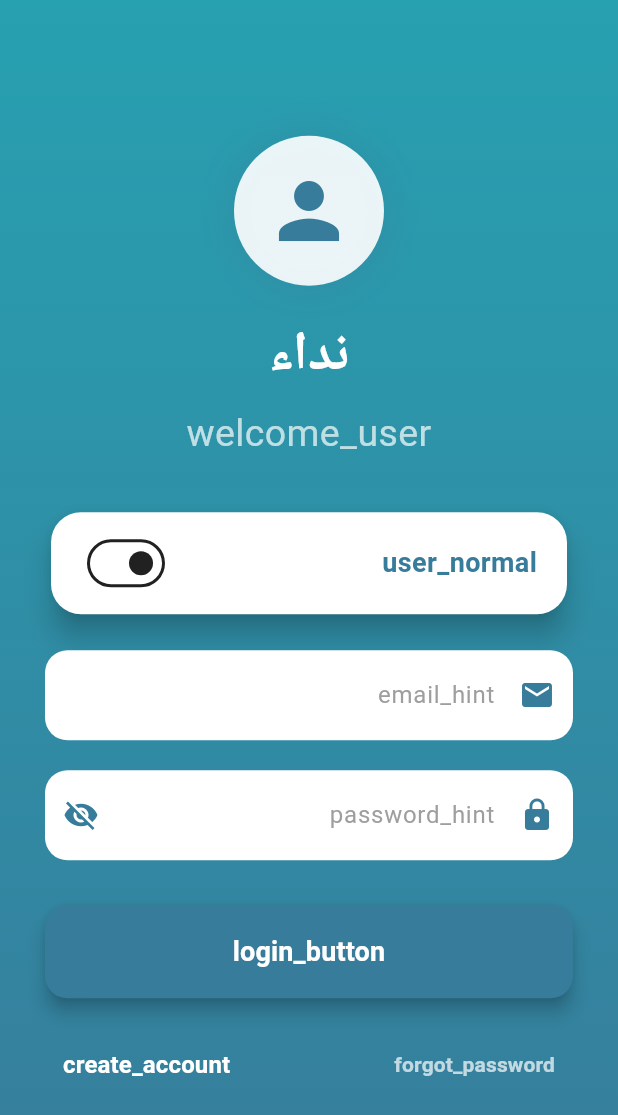
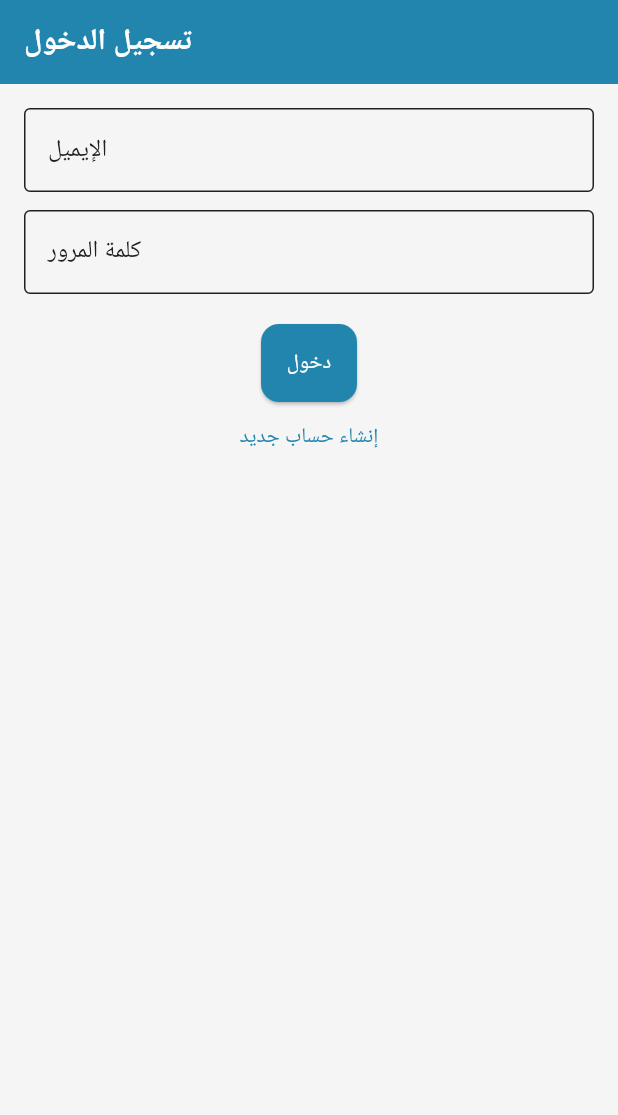
Before and after one commit to ahmed-kh-1/nedaa, a Flutter app: the screen it shows after launch, on a phone screen of 412 x 824 dp. Shown: the top 1115 px of the screen. Run offline on Flutter 3.47's test engine with Material 3 defaults, Android fonts, the phone set to English and light mode, and no system bars; our stand-ins replace easy_localization, font_awesome_flutter, geolocator, image_picker, shared_preferences, supabase_flutter; accounts and stored records are empty.

Commit message:
auth complete

```diff
--- a/lib/main.dart
+++ b/lib/main.dart
@@ -1,30 +1,34 @@
+import 'package:call/providers/auth_provider.dart';
+import 'package:call/screens/auth/sign_in_screen.dart';
+import 'package:call/screens/auth/sign_up_screen.dart';
 import 'package:flutter/material.dart';
 import 'package:provider/provider.dart';
-import 'package:easy_localization/easy_localization.dart';
 
 // Screens
-import 'package:call/screens/login_screen.dart';
 import 'package:call/screens/create_post_page.dart';
-import 'package:call/screens/splash_screen.dart';
 import 'package:call/screens/home_screen.dart';
 
 // Theme management
 import 'package:call/settings/theme_notifier.dart';
 import 'package:call/theme/app_themes.dart';
+import 'package:supabase_flutter/supabase_flutter.dart';
 
 void main() async {
   WidgetsFlutterBinding.ensureInitialized();
-  await EasyLocalization.ensureInitialized();
+
+  await Supabase.initialize(
+    url: 'https://iwqhhnnbdlzzjsboyufq.supabase.co',
+    anonKey:
+        'eyJhbGciOiJIUzI1NiIsInR5cCI6IkpXVCJ9.eyJpc3MiOiJzdXBhYmFzZSIsInJlZiI6Iml3cWhobm5iZGx6empzYm95dWZxIiwicm9sZSI6ImFub24iLCJpYXQiOjE3NTI1MjE0MTgsImV4cCI6MjA2ODA5NzQxOH0.ZSjjCaKKGB0XLFPDo6XGD9Yp-TSV4bY5dyOuzJCGQvA',
+  );
 
   runApp(
-    EasyLocalization(
-      supportedLocales: const [Locale('ar')],
-      path: 'assets/lang',
-      fallbackLocale: const Locale('ar'),
-      child: ChangeNotifierProvider(
-        create: (_) => ThemeNotifier(),
-        child: const MyApp(),
-      ),
+    MultiProvider(
+      providers: [
+        ChangeNotifierProvider(create: (_) => ThemeNotifier()),
+        ChangeNotifierProvider(create: (_) => AuthProvider()),
+      ],
+      child: const MyApp(),
     ),
   );
 }
@@ -44,14 +48,13 @@ class MyApp extends StatelessWidget {
       themeMode: themeNotifier.isDark ? ThemeMode.dark : ThemeMode.light,
       initialRoute: '/',
       routes: {
-        '/': (context) => const SplashScreen(),
-        '/login': (context) => const LoginScreen(),
+        '/': (context) => const SignInScreen(),
+        '/signin': (context) => const SignInScreen(),
+        '/signup': (context) => const SignupScreen(),
         '/home': (context) => const HomeScreen(),
         '/create-post': (context) => const CreatePostScreen(),
       },
-      locale: context.locale,
-      supportedLocales: context.supportedLocales,
-      localizationsDelegates: context.localizationDelegates,
+
     );
   }
 }
--- a/lib/screens/profile_screen.dart
+++ b/lib/screens/auth/profile_screen.dart
@@ -1,7 +1,7 @@
 import 'package:flutter/material.dart';
-import 'reports_screen.dart';
-import 'saved_screen.dart';
-import 'user_settings_screen.dart';
+import '../reports_screen.dart';
+import '../saved_screen.dart';
+import '../user_settings_screen.dart';
 
 class ProfileScreen extends StatelessWidget {
   const ProfileScreen({super.key});
--- /dev/null
+++ b/lib/screens/auth/sign_in_screen.dart
@@ -0,0 +1,75 @@
+import 'package:call/providers/auth_provider.dart';
+import 'package:call/widgets/auth/auth_text_field.dart';
+import 'package:flutter/material.dart';
+import 'package:provider/provider.dart';
+
+class SignInScreen extends StatefulWidget {
+  const SignInScreen({super.key});
+
+  @override
+  State<SignInScreen> createState() => _SignInScreenState();
+}
+
+class _SignInScreenState extends State<SignInScreen> {
+  final emailController = TextEditingController();
+  final passwordController = TextEditingController();
+
+  void _login() async {
+    final auth = Provider.of<AuthProvider>(context, listen: false);
+    debugPrint("logIn");
+    try {
+      await auth.signIn(
+        email: emailController.text,
+        password: passwordController.text,
+      );
+
+      ScaffoldMessenger.of(context).showSnackBar(
+        const SnackBar(
+          content: Text("تم تسجيل الدخول"),
+          backgroundColor: Colors.green,
+          behavior: SnackBarBehavior.floating,
+        ),
+      );
+
+      // انتقل إلى الشاشة الرئيسية
+    } catch (e) {
+      ScaffoldMessenger.of(context).showSnackBar(
+        SnackBar(content: Text("فشل تسجيل الدخول: $e")),
+      );
+    }
+  }
+
+  void _goToSignup() {
+    Navigator.pushNamed(context, '/signup');
+  }
+
+  @override
+  Widget build(BuildContext context) {
+    return Scaffold(
+      appBar: AppBar(title: const Text('تسجيل الدخول')),
+      body: Padding(
+        padding: const EdgeInsets.all(16),
+        child: Column(
+          children: [
+            AuthTextField(label: 'الإيميل', controller: emailController),
+            const SizedBox(height: 12),
+            AuthTextField(
+              label: 'كلمة المرور',
+              controller: passwordController,
+              obscure: true,
+            ),
+            const SizedBox(height: 20),
+            ElevatedButton(
+              onPressed: _login,
+              child: const Text('دخول'),
+            ),
+            TextButton(
+              onPressed: _goToSignup,
+              child: const Text('إنشاء حساب جديد'),
+            ),
+          ],
+        ),
+      ),
+    );
+  }
+}
--- a/lib/screens/login_screen.dart
+++ /dev/null
@@ -1,320 +0,0 @@
-// ignore_for_file: deprecated_member_use, library_private_types_in_public_api
-
-import 'package:flutter/material.dart';
-import 'package:easy_localization/easy_localization.dart';
-
-class LoginScreen extends StatefulWidget {
-  const LoginScreen({super.key});
-
-  @override
-  _LoginScreenState createState() => _LoginScreenState();
-}
-
-class _LoginScreenState extends State<LoginScreen> {
-  bool _isAdmin = false;
-  bool _passwordVisible = false;
-  final _formKey = GlobalKey<FormState>();
-
-  // Controllers for text fields
-  final TextEditingController _emailController = TextEditingController();
-  final TextEditingController _passwordController = TextEditingController();
-  final TextEditingController _associationCodeController =
-      TextEditingController();
-
-  void _login() {
-    if (_formKey.currentState!.validate()) {
-      // Perform login logic here
-      Navigator.pushReplacementNamed(context, '/home');
-    }
-  }
-
-  @override
-  Widget build(BuildContext context) {
-    // ألوان راقية ثابتة
-// أزرق أنيق
-// بنفسجي راقي
-    const backgroundColor = Color(0xFFF5F7FF); // خلفية فاتحة أنيقة
-    const cardColor = Colors.white; // أبيض نقي
-    const textColor = Color(0xFF333333); // لون نص غامق
-
-    // تحديد الألوان بناءً على نوع المستخدم
-    final primaryColor = _isAdmin
-        ? const Color.fromARGB(255, 39, 160, 176)
-        : const Color.fromARGB(255, 55, 124, 155);
-    final gradientColors = _isAdmin
-        ? [
-            const Color.fromARGB(255, 39, 160, 176),
-            const Color.fromARGB(255, 55, 124, 155)
-          ] // تدرج بنفسجي
-        : [
-            const Color.fromARGB(255, 39, 160, 176),
-            const Color.fromARGB(255, 55, 124, 155)
-          ]; // تدرج أزرق
-
-    return Scaffold(
-      backgroundColor: backgroundColor,
-      body: SingleChildScrollView(
-        child: Container(
-          height: MediaQuery.of(context).size.height,
-          decoration: BoxDecoration(
-            gradient: LinearGradient(
-              begin: Alignment.topCenter,
-              end: Alignment.bottomCenter,
-              colors: gradientColors,
-            ),
-          ),
-          child: Padding(
-            padding: const EdgeInsets.all(30.0),
-            child: Form(
-              key: _formKey,
-              child: Column(
-                mainAxisAlignment: MainAxisAlignment.center,
-                children: [
-                  // الشعار
-                  Container(
-                    padding: const EdgeInsets.all(20),
-                    decoration: BoxDecoration(
-                      color: cardColor.withOpacity(0.9),
-                      shape: BoxShape.circle,
-                      boxShadow: [
-                        BoxShadow(
-                          color: primaryColor.withOpacity(0.3),
-                          blurRadius: 20,
-                          spreadRadius: 5,
-                        ),
-                      ],
-                    ),
-                    child: Icon(
-                      _isAdmin ? Icons.verified_user : Icons.person,
-                      size: 60,
-                      color: primaryColor,
-                    ),
-                  ),
-
-                  const SizedBox(height: 20),
-
-                  // عنوان التطبيق
-                  Text(
-                    "نداء".tr(),
-                    style: const TextStyle(
-                      fontSize: 36,
-                      fontWeight: FontWeight.bold,
-                      color: Colors.white,
-                      letterSpacing: 1.5,
-                    ),
-                  ),
-
-                  const SizedBox(height: 10),
-
-                  // رسالة ترحيبية
-                  Text(
-                    _isAdmin ? "welcome_admin".tr() : "welcome_user".tr(),
-                    style: const TextStyle(
-                      fontSize: 25,
-                      color: Colors.white70,
-                    ),
-                  ),
-
-                  const SizedBox(height: 30),
-
-                  // بطاقة اختيار النوع
-                  Card(
-                    elevation: 8,
-                    shape: RoundedRectangleBorder(
-                      borderRadius: BorderRadius.circular(20),
-                    ),
-                    child: Padding(
-                      padding: const EdgeInsets.symmetric(
-                          vertical: 10, horizontal: 20),
-                      child: Row(
-                        mainAxisAlignment: MainAxisAlignment.spaceBetween,
-                        children: [
-                          Text(
-                            _isAdmin ? "user_admin".tr() : "user_normal".tr(),
-                            style: TextStyle(
-                              fontSize: 18,
-                              fontWeight: FontWeight.bold,
-                              color: primaryColor,
-                            ),
-                          ),
-                          Switch(
-                            value: _isAdmin,
-                            onChanged: (value) {
-                              setState(() {
-                                _isAdmin = value;
-                              });
-                            },
-                            activeColor: primaryColor,
-                          ),
-                        ],
-                      ),
-                    ),
-                  ),
-
-                  const SizedBox(height: 20),
-
-                  // حقل البريد الإلكتروني
-                  TextFormField(
-                    controller: _emailController,
-                    style: const TextStyle(color: textColor),
-                    decoration: InputDecoration(
-                      filled: true,
-                      fillColor: cardColor,
-                      prefixIcon: Icon(Icons.email, color: primaryColor),
-                      labelText: "email_hint".tr(),
-                      labelStyle: const TextStyle(color: Colors.grey),
-                      border: OutlineInputBorder(
-                        borderRadius: BorderRadius.circular(15),
-                        borderSide: BorderSide.none,
-                      ),
-                      contentPadding: const EdgeInsets.symmetric(
-                          vertical: 18, horizontal: 20),
-                    ),
-                    validator: (value) {
-                      if (value == null || value.isEmpty) {
-                        return "email_validation".tr();
-                      }
-                      return null;
-                    },
-                  ),
-
-                  const SizedBox(height: 20),
-
-                  // حقل كلمة المرور
-                  TextFormField(
-                    controller: _passwordController,
-                    obscureText: !_passwordVisible,
-                    style: const TextStyle(color: textColor),
-                    decoration: InputDecoration(
-                      filled: true,
-                      fillColor: cardColor,
-                      prefixIcon: Icon(Icons.lock, color: primaryColor),
-                      suffixIcon: IconButton(
-                        icon: Icon(
-                          _passwordVisible
-                              ? Icons.visibility
-                              : Icons.visibility_off,
-                          color: primaryColor,
-                        ),
-                        onPressed: () {
-                          setState(() {
-                            _passwordVisible = !_passwordVisible;
-                          });
-                        },
-                      ),
-                      labelText: "password_hint".tr(),
-                      labelStyle: const TextStyle(color: Colors.grey),
-                      border: OutlineInputBorder(
-                        borderRadius: BorderRadius.circular(15),
-                        borderSide: BorderSide.none,
-                      ),
-                      contentPadding: const EdgeInsets.symmetric(
-                          vertical: 18, horizontal: 20),
-                    ),
-                    validator: (value) {
-                      if (value == null || value.isEmpty) {
-                        return "password_validation".tr();
-                      }
-                      if (value.length < 6) {
-                        return "password_length_validation".tr();
-                      }
-                      return null;
-                    },
-                  ),
-
-                  // حقل كود الجمعية للمدراء
-                  if (_isAdmin) ...[
-                    const SizedBox(height: 20),
-                    TextFormField(
-                      controller: _associationCodeController,
-                      style: const TextStyle(color: textColor),
-                      decoration: InputDecoration(
-                        filled: true,
-                        fillColor: cardColor,
-                        prefixIcon: Icon(Icons.business, color: primaryColor),
-                        labelText: "association_code_hint".tr(),
-                        labelStyle: const TextStyle(color: Colors.grey),
-                        border: OutlineInputBorder(
-                          borderRadius: BorderRadius.circular(15),
-                          borderSide: BorderSide.none,
-                        ),
-                        contentPadding: const EdgeInsets.symmetric(
-                            vertical: 18, horizontal: 20),
-                      ),
-                      validator: (value) {
-                        if (_isAdmin && (value == null || value.isEmpty)) {
-                          return "association_code_validation".tr();
-                        }
-                        return null;
-                      },
-                    ),
-                  ],
-
-                  const SizedBox(height: 30),
-
-                  // زر تسجيل الدخول
-                  SizedBox(
-                    width: double.infinity,
-                    child: ElevatedButton(
-                      onPressed: _login,
-                      style: ElevatedButton.styleFrom(
-                        backgroundColor: primaryColor,
-                        padding: const EdgeInsets.symmetric(vertical: 18),
-                        shape: RoundedRectangleBorder(
-                          borderRadius: BorderRadius.circular(15),
-                        ),
-                        elevation: 5,
-                      ),
-                      child: Text(
-                        "login_button".tr(),
-                        style: const TextStyle(
-                          fontSize: 18,
-                          fontWeight: FontWeight.bold,
-                          color: Colors.white,
-                        ),
-                      ),
-                    ),
-                  ),
-
-                  const SizedBox(height: 20),
-
-                  // روابط إضافية
-                  Row(
-                    mainAxisAlignment: MainAxisAlignment.spaceBetween,
-                    children: [
-                      TextButton(
-                        onPressed: () {
-                          // الانتقال لاستعادة كلمة المرور
-                        },
-                        child: Text(
-                          "forgot_password".tr(),
-                          style: const TextStyle(
-                            color: Colors.white70,
-                            fontWeight: FontWeight.bold,
-                          ),
-                        ),
-                      ),
-                      TextButton(
-                        onPressed: () {
-                          // الانتثار لإنشاء حساب جديد
-                        },
-                        child: Text(
-                          "create_account".tr(),
-                          style: const TextStyle(
-                            color: Colors.white,
-                            fontWeight: FontWeight.bold,
-                            fontSize: 16,
-                          ),
-                        ),
-                      ),
-                    ],
-                  ),
-                ],
-              ),
-            ),
-          ),
-        ),
-      ),
-    );
-  }
-}
--- a/lib/screens/user_settings_screen.dart
+++ b/lib/screens/user_settings_screen.dart
@@ -1,6 +1,6 @@
 import 'package:flutter/material.dart';
 import 'package:provider/provider.dart';
-import 'package:call/screens/change_password_screen.dart';
+import 'package:call/screens/auth/change_password_screen.dart';
 import 'package:call/screens/edit_profile_screen.dart';
 import 'package:call/screens/privacy_settings_screen.dart';
 import 'package:call/settings/theme_notifier.dart';
--- /dev/null
+++ b/lib/widgets/auth/auth_text_field.dart
@@ -0,0 +1,26 @@
+import 'package:flutter/material.dart';
+
+class AuthTextField extends StatelessWidget {
+  final String label;
+  final TextEditingController controller;
+  final bool obscure;
+
+  const AuthTextField({
+    super.key,
+    required this.label,
+    required this.controller,
+    this.obscure = false,
+  });
+
+  @override
+  Widget build(BuildContext context) {
+    return TextField(
+      controller: controller,
+      obscureText: obscure,
+      decoration: InputDecoration(
+        labelText: label,
+        border: const OutlineInputBorder(),
+      ),
+    );
+  }
+}
--- a/lib/widgets/home_body.dart
+++ b/lib/widgets/home_body.dart
@@ -1,7 +1,7 @@
 // ignore_for_file: deprecated_member_use
 
 import 'package:call/screens/ngos_screen.dart' show NGOsScreen;
-import 'package:call/screens/profile_screen.dart' show ProfileScreen;
+import 'package:call/screens/auth/profile_screen.dart' show ProfileScreen;
 import 'package:flutter/material.dart';
 import 'package:call/widgets/post_card.dart';
 import 'package:call/widgets/adoption_bottom_sheet.dart';
```
Also changed, not shown: lib/providers/auth_provider.dart (added, +42 -0 lines), lib/screens/auth/sign_up_screen.dart (added, +80 -0 lines), lib/services/auth_service.dart (added, +63 -0 lines), lib/services/post_service.dart (+1 -15 lines), lib/widgets/auth/account_type_selector.dart (added, +38 -0 lines), pubspec.yaml (+10 -18 lines), lib/screens/auth/change_password_screen.dart (renamed from lib/screens/change_password_screen.dart), pubspec.lock, 6 other files.
